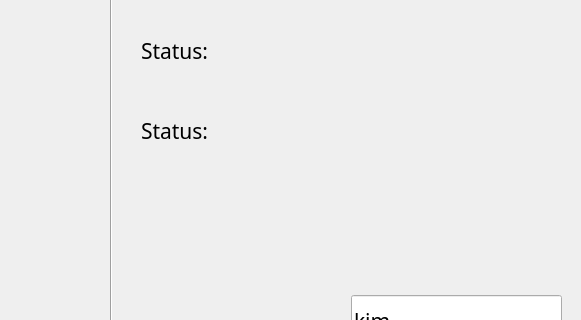
Old version of the form widget.ui in the repository rltjfkrhgo/BoB_connect6; both pictures show x 699 to 1280 and y 115 to 435 of the 1280 by 800 pixel window.
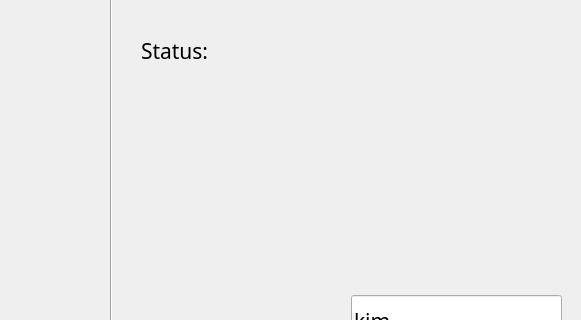
New version of the form.

Patch:
```diff
--- a/widget.ui
+++ b/widget.ui
@@ -249,7 +249,7 @@
      <x>840</x>
      <y>230</y>
      <width>421</width>
-     <height>31</height>
+     <height>91</height>
     </rect>
    </property>
    <property name="font">
@@ -259,7 +259,7 @@
     </font>
    </property>
    <property name="text">
-    <string>Status:</string>
+    <string/>
    </property>
   </widget>
  </widget>
```
